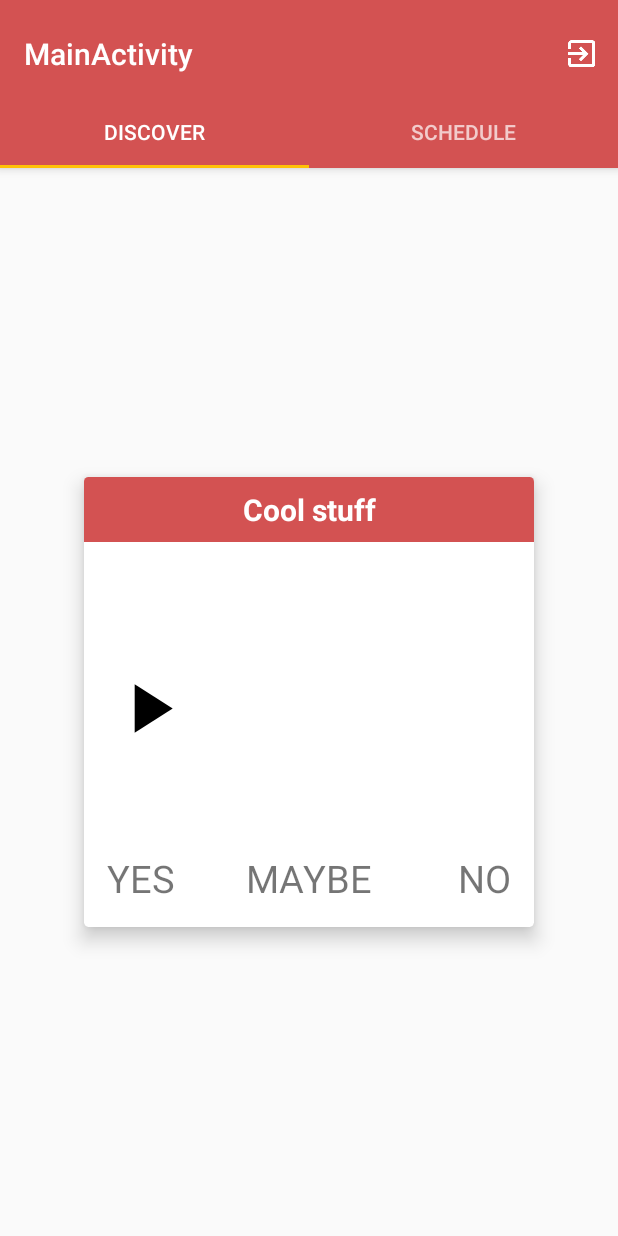
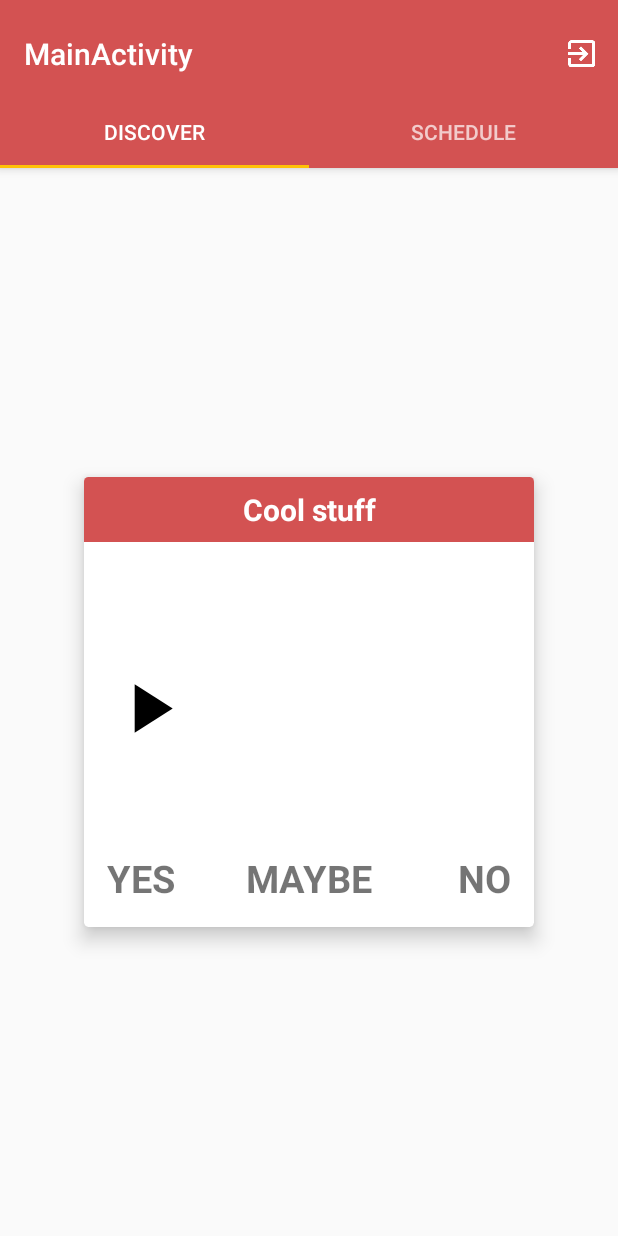
Before and after one commit to nareddyt/DiscOut, an Android app: the DiscoverFragment screen opened directly, with no data from a screen before it, on a phone screen of 412 x 824 dp. Run offline under Robolectric (Android 15) with nearby library versions, the phone set to English and light mode, and no system bars; libraries missing offline, so code that uses them is left out: com.github.tibolte.agendacalendarview, com.spotify.sdk; 5 statements that could not run were skipped.

Commit message:
forgot animation whoopsies :(

```diff
--- a/app/src/main/java/com/outsidehacks/ohana/discout/LoginActivity.java
+++ b/app/src/main/java/com/outsidehacks/ohana/discout/LoginActivity.java
@@ -46,7 +46,7 @@
                                 AuthenticationRequest.Builder builder = new AuthenticationRequest.Builder(CLIENT_ID,
                                         AuthenticationResponse.Type.TOKEN, REDIRECT_URI);
 
-                                builder.setScopes(new String[]{"user-follow-read"});
+                                builder.setScopes(new String[]{"user-follow-read", "streaming", "user-read-private"});
                                 AuthenticationRequest request = builder.build();
 
                                 AuthenticationClient.openLoginActivity(LoginActivity.this, REQUEST_CODE, request);
--- /dev/null
+++ b/app/src/main/res/anim/slide_down.xml
@@ -0,0 +1,12 @@
+<?xml version="1.0" encoding="utf-8"?>
+<set xmlns:android="http://schemas.android.com/apk/res/android" >
+
+    <translate
+        android:duration="200"
+        android:fromYDelta="0"
+        android:toYDelta="100%" />
+    <alpha
+        android:duration="200"
+        android:fromAlpha="1.0"
+        android:toAlpha="0"/>
+</set>
--- a/app/src/main/res/layout/fragment_recommend.xml
+++ b/app/src/main/res/layout/fragment_recommend.xml
@@ -43,6 +43,7 @@
                 android:id="@+id/yes_button"
                 android:text="YES"
                 android:textSize="25sp"
+                android:textStyle="bold"
                 android:layout_width="wrap_content"
                 android:layout_height="wrap_content"
                 android:layout_alignParentBottom="true"/>
@@ -52,12 +53,14 @@
                 android:textSize="25sp"
                 android:layout_width="wrap_content"
                 android:layout_height="wrap_content"
+                android:textStyle="bold"
                 android:layout_alignParentBottom="true"
                 android:layout_alignParentRight="true"/>
             <TextView
                 android:id="@+id/maybe_button"
                 android:text="MAYBE"
                 android:textSize="25sp"
+                android:textStyle="bold"
                 android:layout_width="wrap_content"
                 android:layout_height="wrap_content"
                 android:layout_centerInParent="true"
```
Also changed, not shown: app/src/main/java/com/outsidehacks/ohana/discout/DiscoverFragment.java (+13 -0 lines), app/src/main/res/anim/scale.xml (added, +9 -0 lines), app/src/main/res/drawable/ic_thumb_up_black_24dp.xml (added, +9 -0 lines), app/src/main/res/layout/discover_box.xml (deleted, +0 -61 lines).
